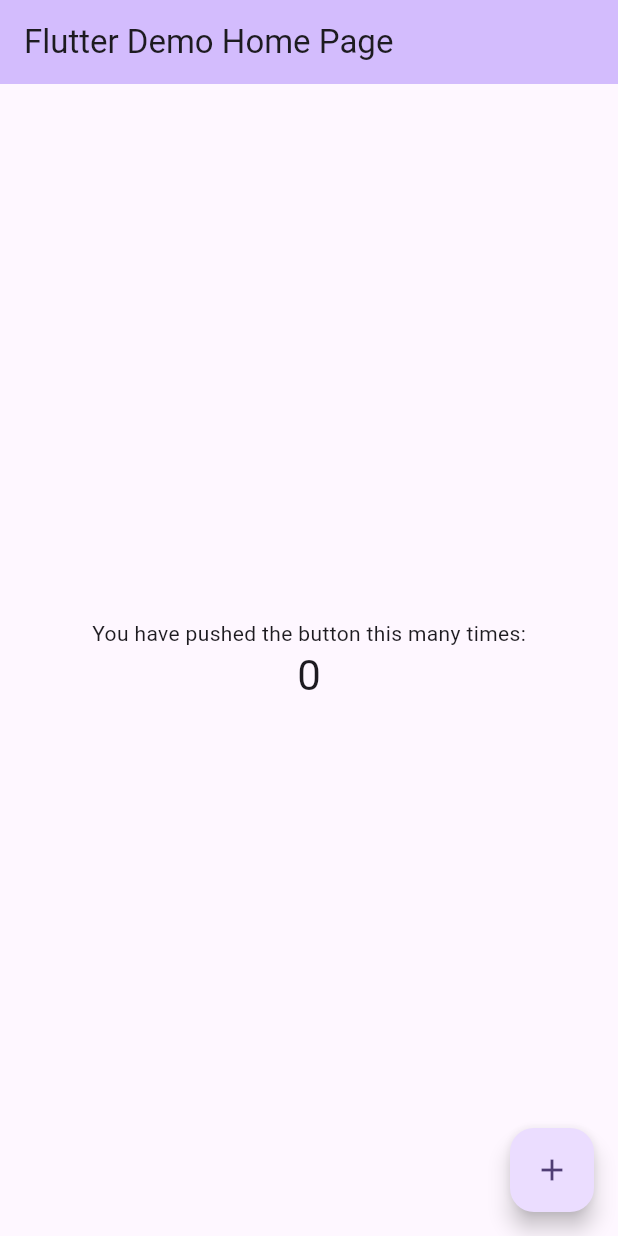
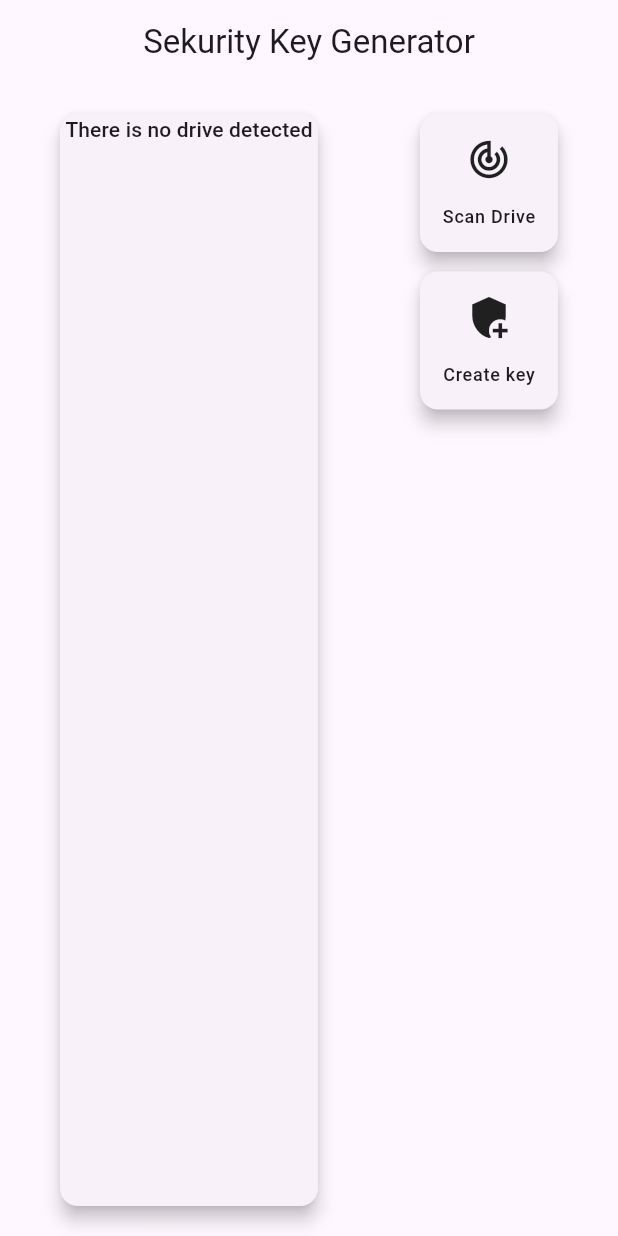
Before and after one commit to Christian-PWH/security_key_generator_linux_app, a Flutter app: the screen it shows after launch, on a phone screen of 412 x 824 dp. Run offline on Flutter 3.47's test engine with Material 3 defaults, Android fonts, the phone set to English and light mode, and no system bars; our stand-ins replace page_transition.

Commit message:
0.0.2 Basic ui for home screen & Add native drive check utility

```diff
--- /dev/null
+++ b/lib/home_screen.dart
@@ -0,0 +1,180 @@
+import 'dart:io';
+
+import 'package:flutter/material.dart';
+import 'package:security_key_generator/model/ui_model.dart/home_grid_btn_model.dart';
+import 'package:security_key_generator/utility/drive_utility.dart';
+
+class HomeScreen extends StatefulWidget {
+  const HomeScreen({super.key});
+
+  @override
+  State<HomeScreen> createState() => _HomeScreenState();
+}
+
+class _HomeScreenState extends State<HomeScreen> {
+  DriveUtility detector = DriveUtility();
+  List<String> drives = [];
+  String? selectedDrive;
+  String fileContent = '';
+
+  final List<HomeGridBtnModel> gridItems = [
+    HomeGridBtnModel(icon: Icons.track_changes, label: "Scan Drive"),
+    HomeGridBtnModel(icon: Icons.add_moderator, label: "Create key"),
+  ];
+
+  @override
+  void initState() {
+    super.initState();
+    _loadDrives();
+  }
+
+  void _loadDrives() {
+    setState(() {
+      drives = detector.getDrives();
+      if (drives.isNotEmpty) {
+        selectedDrive = drives.first;
+      }
+    });
+  }
+
+  void _readFile() async {
+    if (selectedDrive == null) return;
+
+    String filePath = '$selectedDrive/data.json';
+    File file = File(filePath);
+
+    if (!file.existsSync()) {
+      ScaffoldMessenger.of(context).showSnackBar(
+        SnackBar(content: Text('File does not exist at $filePath')),
+      );
+      return;
+    }
+
+    try {
+      String content = await file.readAsString();
+      setState(() {
+        fileContent = content;
+      });
+    } catch (e) {
+      if (!mounted) return;
+      ScaffoldMessenger.of(context).showSnackBar(
+        SnackBar(content: Text('Error reading file: $e')),
+      );
+    }
+  }
+
+  @override
+  Widget build(BuildContext context) {
+    return Scaffold(
+      appBar: AppBar(
+        centerTitle: true,
+        title: const Text('Sekurity Key Generator'),
+      ),
+      body: _body(context),
+    );
+  }
+
+  Widget _body(BuildContext context) {
+    return Padding(
+      padding: const EdgeInsets.all(16.0),
+      child: Row(
+        mainAxisAlignment: MainAxisAlignment.spaceEvenly,
+        crossAxisAlignment: CrossAxisAlignment.start,
+        children: [
+          _buildListOfDrives(context),
+          const SizedBox(width: 20),
+          _buildGridBtnView(context),
+        ],
+      ),
+    );
+  }
+
+  Widget _buildListOfDrives(BuildContext context) {
+    return Expanded(
+      child: SizedBox(
+        height: MediaQuery.of(context).size.height,
+        width: MediaQuery.of(context).size.width / 2,
+        child: Card(
+          elevation: 5.0,
+          child: ListView.builder(
+            itemCount: drives.isNotEmpty ? drives.length : 1,
+            shrinkWrap: true,
+            itemBuilder: (context, index) {
+              if (drives.isEmpty) {
+                return Center(
+                  child: Text(
+                    "There is no drive detected",
+                    style: Theme.of(context).textTheme.titleSmall,
+                  ),
+                );
+              }
+              return _buildListDriveItem(context, drives[index]);
+            },
+          ),
+        ),
+      ),
+    );
+  }
+
+  Widget _buildListDriveItem(BuildContext context, String driveName) {
+    return ListTile(
+      leading: const Icon(
+        Icons.sd_storage,
+        size: 30.0,
+      ),
+      title: Text(
+        driveName,
+        style: Theme.of(context).textTheme.labelMedium,
+      ),
+    );
+  }
+
+  Widget _buildGridBtnView(BuildContext context) {
+    return Flexible(
+      child: SizedBox(
+        height: MediaQuery.of(context).size.height,
+        width: 100.0,
+        child: GridView.builder(
+          gridDelegate: const SliverGridDelegateWithFixedCrossAxisCount(
+            crossAxisCount: 1,
+            mainAxisSpacing: 5.0,
+            crossAxisSpacing: 5.0,
+          ),
+          shrinkWrap: true,
+          itemCount: gridItems.length,
+          itemBuilder: (context, index) => _buildGridBtnItem(
+            context,
+            gridItems[index].icon,
+            gridItems[index].label,
+          ),
+        ),
+      ),
+    );
+  }
+
+  Widget _buildGridBtnItem(BuildContext context, IconData icon, String label) {
+    return Card(
+      elevation: 5.0,
+      clipBehavior: Clip.hardEdge,
+      child: InkWell(
+        onTap: () {},
+        borderRadius: BorderRadius.circular(10.0),
+        child: Column(
+          mainAxisAlignment: MainAxisAlignment.spaceEvenly,
+          children: [
+            Icon(
+              icon,
+              size: 30.0,
+            ),
+            Text(
+              label,
+              style: Theme.of(context).textTheme.labelMedium,
+              maxLines: 1,
+              overflow: TextOverflow.ellipsis,
+            ),
+          ],
+        ),
+      ),
+    );
+  }
+}
--- a/lib/main.dart
+++ b/lib/main.dart
@@ -1,4 +1,5 @@
 import 'package:flutter/material.dart';
+import 'package:security_key_generator/home_screen.dart';
 
 void main() {
   runApp(const MyApp());
@@ -15,54 +16,7 @@ class MyApp extends StatelessWidget {
         colorScheme: ColorScheme.fromSeed(seedColor: Colors.deepPurple),
         useMaterial3: true,
       ),
-      home: const MyHomePage(title: 'Flutter Demo Home Page'),
+      home: const HomeScreen(),
     );
   }
 }
-
-class MyHomePage extends StatefulWidget {
-  const MyHomePage({super.key, required this.title});
-  final String title;
-
-  @override
-  State<MyHomePage> createState() => _MyHomePageState();
-}
-
-class _MyHomePageState extends State<MyHomePage> {
-  int _counter = 0;
-
-  void _incrementCounter() {
-    setState(() {
-      _counter++;
-    });
-  }
-
-  @override
-  Widget build(BuildContext context) {
-    return Scaffold(
-      appBar: AppBar(
-        backgroundColor: Theme.of(context).colorScheme.inversePrimary,
-        title: Text(widget.title),
-      ),
-      body: Center(
-        child: Column(
-          mainAxisAlignment: MainAxisAlignment.center,
-          children: <Widget>[
-            const Text(
-              'You have pushed the button this many times:',
-            ),
-            Text(
-              '$_counter',
-              style: Theme.of(context).textTheme.headlineMedium,
-            ),
-          ],
-        ),
-      ),
-      floatingActionButton: FloatingActionButton(
-        onPressed: _incrementCounter,
-        tooltip: 'Increment',
-        child: const Icon(Icons.add),
-      ),
-    );
-  }
-}
--- /dev/null
+++ b/lib/model/ui_model.dart/home_grid_btn_model.dart
@@ -0,0 +1,56 @@
+// ignore_for_file: public_member_api_docs, sort_constructors_first
+import 'dart:convert';
+
+import 'package:flutter/material.dart';
+
+class HomeGridBtnModel {
+  final IconData icon;
+  final String label;
+
+  HomeGridBtnModel({
+    required this.icon,
+    required this.label,
+  });
+
+  HomeGridBtnModel copyWith({
+    IconData? icon,
+    String? label,
+  }) {
+    return HomeGridBtnModel(
+      icon: icon ?? this.icon,
+      label: label ?? this.label,
+    );
+  }
+
+  Map<String, dynamic> toMap() {
+    return <String, dynamic>{
+      'icon': icon.codePoint,
+      'label': label,
+    };
+  }
+
+  factory HomeGridBtnModel.fromMap(Map<String, dynamic> map) {
+    return HomeGridBtnModel(
+      icon: IconData(map['icon'] as int, fontFamily: 'MaterialIcons'),
+      label: map['label'] as String,
+    );
+  }
+
+  String toJson() => json.encode(toMap());
+
+  factory HomeGridBtnModel.fromJson(String source) =>
+      HomeGridBtnModel.fromMap(json.decode(source) as Map<String, dynamic>);
+
+  @override
+  String toString() => 'HomeGridBtnModel(icon: $icon, label: $label)';
+
+  @override
+  bool operator ==(covariant HomeGridBtnModel other) {
+    if (identical(this, other)) return true;
+
+    return other.icon == icon && other.label == label;
+  }
+
+  @override
+  int get hashCode => icon.hashCode ^ label.hashCode;
+}
--- /dev/null
+++ b/lib/utility/drive_utility.dart
@@ -0,0 +1,32 @@
+import 'dart:io';
+
+class DriveUtility {
+  List<String> getDrives() {
+    if (Platform.isLinux) {
+      return _getLinuxDrives();
+    } else {
+      return [];
+    }
+  }
+
+  List<String> _getLinuxDrives() {
+    // Common mount points for external drives
+    List<String> mountPoints = [
+      '/media',
+      '/mnt',
+    ];
+
+    List<String> drives = [];
+    for (var mount in mountPoints) {
+      Directory dir = Directory(mount);
+      if (dir.existsSync()) {
+        drives.addAll(dir
+            .listSync()
+            .whereType<Directory>()
+            .map((d) => d.absolute.path)
+            .toList());
+      }
+    }
+    return drives;
+  }
+}
--- a/pubspec.yaml
+++ b/pubspec.yaml
@@ -9,6 +9,7 @@ dependencies:
     flutter:
         sdk: flutter
     cupertino_icons: ^1.0.8
+    page_transition: ^2.1.0
 
 dev_dependencies:
     flutter_test:
```
Also changed, not shown: lib/app_routes.dart (added, +28 -0 lines), lib/create_key_screen.dart (added, +49 -0 lines), pubspec.lock, 1 other file.
